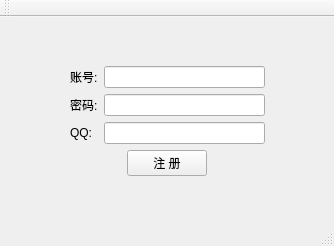
Before: the Qt Designer form ui/wnd_client.ui in decenfrontier/PyNetAuth, drawn with Qt 5.
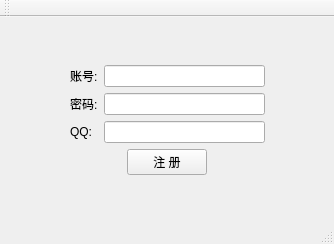
After: the same form once the commit is applied. The open tabs and pages were chosen to show the change.

Patch:
```diff
--- a/ui/wnd_client.ui
+++ b/ui/wnd_client.ui
@@ -7,7 +7,7 @@
     <x>0</x>
     <y>0</y>
     <width>334</width>
-    <height>246</height>
+    <height>244</height>
    </rect>
   </property>
   <property name="windowTitle">
```
Left out of the diff: 23 changed lines with no effect on the pictures.
